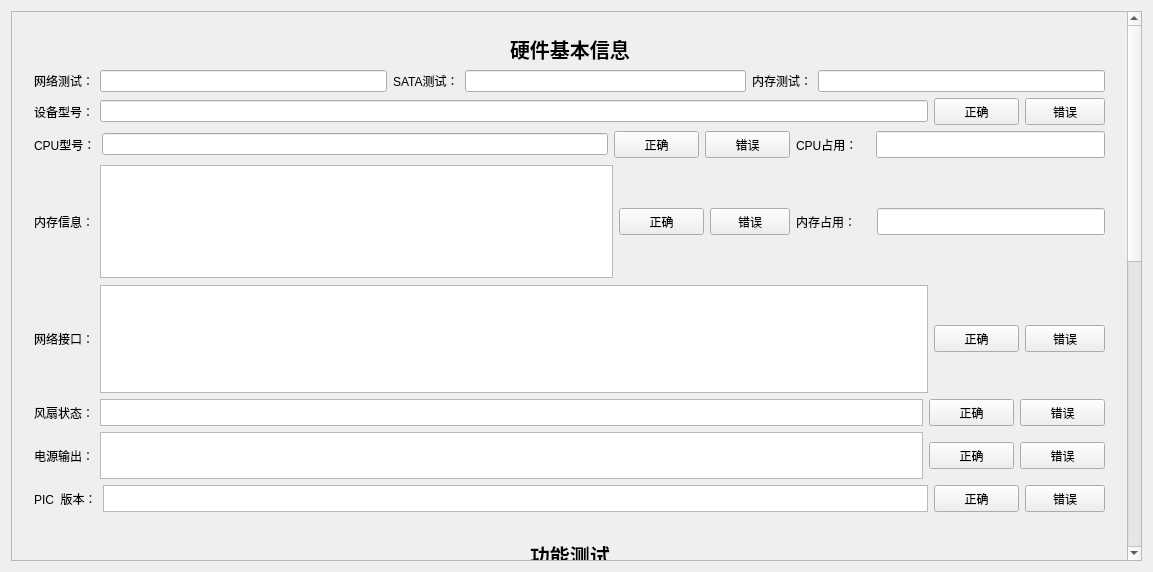
The window that jw-test-tool-new/widget.ui (github188/test) describes before a commit, drawn with Qt 5.
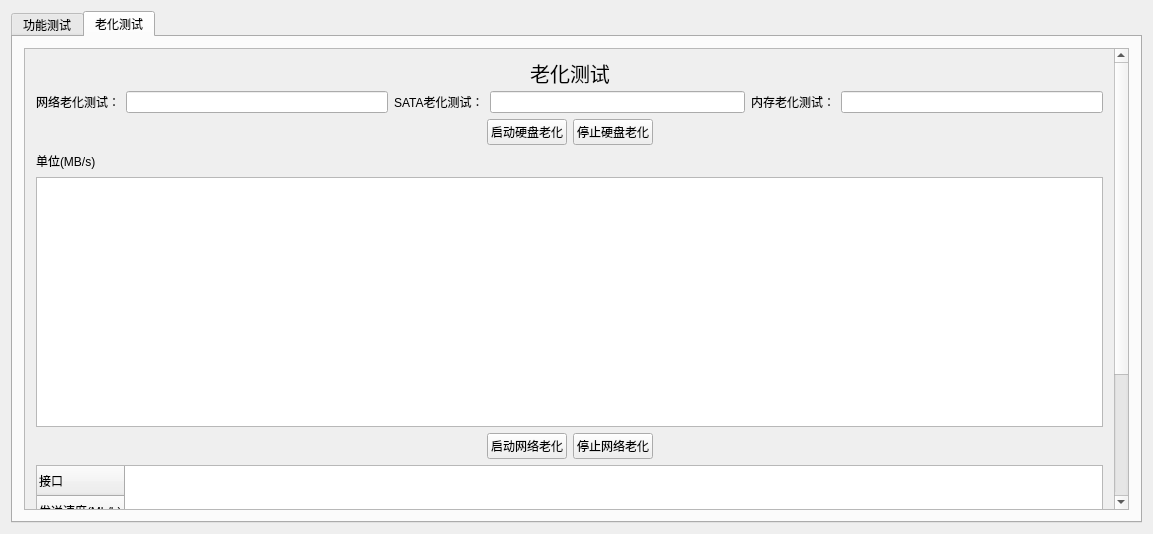
The same window after the commit. The open tabs and pages were chosen to show the change.

Commit message: 1.修改了磁盘深度测试的方式 2.为网络， 磁盘和内存添加了功能与老化的互斥判断 3.完成了磁盘，网络和内存的老化测试 4.修改了网络功能测试的实现方式 5.分别为磁盘，网络和内存的老化测试添加计时器 6.分别为磁盘，网络和内存的老化测试添加显示状态信息 7.添加了net_init脚本，用来在启动程序时初始化ip，启动nc监听， 启动iperf服   务端， 并记录程序启动之前的ip信息，在程序退出时回复以前的ip 8.添加了针对网络测试的，nc监听判断。

What changed in the file:
```diff
--- a/jw-test-tool-new/widget.ui
+++ b/jw-test-tool-new/widget.ui
@@ -7,7 +7,7 @@
     <x>0</x>
     <y>0</y>
     <width>1153</width>
-    <height>572</height>
+    <height>534</height>
    </rect>
   </property>
   <property name="minimumSize">
@@ -19,7 +19,17 @@
   <property name="windowTitle">
    <string>Widget</string>
   </property>
-  <layout class="QHBoxLayout" name="horizontalLayout_18">
+  <layout class="QVBoxLayout" name="verticalLayout_6">
+   <item>
+    <widget class="QTabWidget" name="tabWidget">
+     <property name="currentIndex">
+      <number>0</number>
+     </property>
+     <widget class="QWidget" name="tab">
+      <attribute name="title">
+       <string>功能测试</string>
+      </attribute>
+      <layout class="QVBoxLayout" name="verticalLayout_5">
    <item>
     <widget class="QScrollArea" name="scrollArea">
      <property name="verticalScrollBarPolicy">
@@ -32,12 +42,12 @@
       <property name="geometry">
        <rect>
         <x>0</x>
-        <y>-622</y>
-        <width>1117</width>
-        <height>1204</height>
-       </rect>
-      </property>
-      <layout class="QVBoxLayout" name="verticalLayout">
+            <y>0</y>
+            <width>1093</width>
+            <height>1224</height>
+           </rect>
+          </property>
+          <layout class="QVBoxLayout" name="verticalLayout_4">
        <item>
         <widget class="QWidget" name="widget" native="true">
          <property name="minimumSize">
@@ -730,7 +740,7 @@
          <property name="minimumSize">
           <size>
            <width>900</width>
-           <height>680</height>
+               <height>700</height>
           </size>
          </property>
          <layout class="QVBoxLayout" name="verticalLayout_3">
@@ -1420,6 +1430,426 @@
    </item>
   </layout>
  </widget>
+     <widget class="QWidget" name="tab_2">
+      <attribute name="title">
+       <string>老化测试</string>
+      </attribute>
+      <layout class="QVBoxLayout" name="verticalLayout_7">
+       <item>
+        <widget class="QScrollArea" name="scrollArea_2">
+         <property name="widgetResizable">
+          <bool>true</bool>
+         </property>
+         <widget class="QWidget" name="scrollAreaWidgetContents_2">
+          <property name="geometry">
+           <rect>
+            <x>0</x>
+            <y>0</y>
+            <width>1093</width>
+            <height>668</height>
+           </rect>
+          </property>
+          <layout class="QVBoxLayout" name="verticalLayout">
+           <item>
+            <layout class="QHBoxLayout" name="horizontalLayout_54">
+             <property name="sizeConstraint">
+              <enum>QLayout::SetMaximumSize</enum>
+             </property>
+             <item>
+              <spacer name="horizontalSpacer_16">
+               <property name="orientation">
+                <enum>Qt::Horizontal</enum>
+               </property>
+               <property name="sizeHint" stdset="0">
+                <size>
+                 <width>40</width>
+                 <height>20</height>
+                </size>
+               </property>
+              </spacer>
+             </item>
+             <item>
+              <widget class="QLabel" name="label_12">
+               <property name="minimumSize">
+                <size>
+                 <width>0</width>
+                 <height>25</height>
+                </size>
+               </property>
+               <property name="maximumSize">
+                <size>
+                 <width>16777215</width>
+                 <height>25</height>
+                </size>
+               </property>
+               <property name="font">
+                <font>
+                 <pointsize>15</pointsize>
+                </font>
+               </property>
+               <property name="text">
+                <string>老化测试</string>
+               </property>
+               <property name="alignment">
+                <set>Qt::AlignCenter</set>
+               </property>
+              </widget>
+             </item>
+             <item>
+              <spacer name="horizontalSpacer_17">
+               <property name="orientation">
+                <enum>Qt::Horizontal</enum>
+               </property>
+               <property name="sizeHint" stdset="0">
+                <size>
+                 <width>40</width>
+                 <height>20</height>
+                </size>
+               </property>
+              </spacer>
+             </item>
+            </layout>
+           </item>
+           <item>
+            <layout class="QHBoxLayout" name="horizontalLayout_60">
+             <item>
+              <layout class="QHBoxLayout" name="horizontalLayout_61">
+               <item>
+                <widget class="QLabel" name="label_23">
+                 <property name="enabled">
+                  <bool>true</bool>
+                 </property>
+                 <property name="text">
+                  <string>网络老化测试：</string>
+                 </property>
+                 <property name="buddy">
+                  <cstring>lineEdit</cstring>
+                 </property>
+                </widget>
+               </item>
+               <item>
+                <widget class="QLineEdit" name="lineEdit_9">
+                 <property name="enabled">
+                  <bool>true</bool>
+                 </property>
+                 <property name="readOnly">
+                  <bool>true</bool>
+                 </property>
+                </widget>
+               </item>
+              </layout>
+             </item>
+             <item>
+              <layout class="QHBoxLayout" name="horizontalLayout_62">
+               <item>
+                <widget class="QLabel" name="label_24">
+                 <property name="text">
+                  <string>SATA老化测试：</string>
+                 </property>
+                 <property name="buddy">
+                  <cstring>lineEdit</cstring>
+                 </property>
+                </widget>
+               </item>
+               <item>
+                <widget class="QLineEdit" name="lineEdit_10">
+                 <property name="enabled">
+                  <bool>true</bool>
+                 </property>
+                 <property name="readOnly">
+                  <bool>true</bool>
+                 </property>
+                </widget>
+               </item>
+              </layout>
+             </item>
+             <item>
+              <layout class="QHBoxLayout" name="horizontalLayout_63">
+               <item>
+                <widget class="QLabel" name="label_25">
+                 <property name="text">
+                  <string>内存老化测试：</string>
+                 </property>
+                 <property name="buddy">
+                  <cstring>lineEdit</cstring>
+                 </property>
+                </widget>
+               </item>
+               <item>
+                <widget class="QLineEdit" name="lineEdit_11">
+                 <property name="enabled">
+                  <bool>true</bool>
+                 </property>
+                 <property name="readOnly">
+                  <bool>true</bool>
+                 </property>
+                </widget>
+               </item>
+              </layout>
+             </item>
+            </layout>
+           </item>
+           <item>
+            <layout class="QHBoxLayout" name="horizontalLayout_55">
+             <item>
+              <spacer name="horizontalSpacer_18">
+               <property name="orientation">
+                <enum>Qt::Horizontal</enum>
+               </property>
+               <property name="sizeHint" stdset="0">
+                <size>
+                 <width>40</width>
+                 <height>20</height>
+                </size>
+               </property>
+              </spacer>
+             </item>
+             <item>
+              <layout class="QHBoxLayout" name="horizontalLayout_18">
+               <item>
+                <widget class="QPushButton" name="pushButton_19">
+                 <property name="text">
+                  <string>启动硬盘老化</string>
+                 </property>
+                </widget>
+               </item>
+               <item>
+                <widget class="QPushButton" name="pushButton_20">
+                 <property name="text">
+                  <string>停止硬盘老化</string>
+                 </property>
+                </widget>
+               </item>
+              </layout>
+             </item>
+             <item>
+              <spacer name="horizontalSpacer_19">
+               <property name="orientation">
+                <enum>Qt::Horizontal</enum>
+               </property>
+               <property name="sizeHint" stdset="0">
+                <size>
+                 <width>40</width>
+                 <height>20</height>
+                </size>
+               </property>
+              </spacer>
+             </item>
+            </layout>
+           </item>
+           <item>
+            <layout class="QHBoxLayout" name="horizontalLayout_58">
+             <item>
+              <widget class="QLabel" name="label_16">
+               <property name="minimumSize">
+                <size>
+                 <width>0</width>
+                 <height>20</height>
+                </size>
+               </property>
+               <property name="maximumSize">
+                <size>
+                 <width>16777215</width>
+                 <height>20</height>
+                </size>
+               </property>
+               <property name="text">
+                <string>单位(MB/s)</string>
+               </property>
+              </widget>
+             </item>
+             <item>
+              <spacer name="horizontalSpacer_24">
+               <property name="orientation">
+                <enum>Qt::Horizontal</enum>
+               </property>
+               <property name="sizeHint" stdset="0">
+                <size>
+                 <width>40</width>
+                 <height>20</height>
+                </size>
+               </property>
+              </spacer>
+             </item>
+            </layout>
+           </item>
+           <item>
+            <widget class="QTableWidget" name="tableWidget_3">
+             <property name="minimumSize">
+              <size>
+               <width>0</width>
+               <height>250</height>
+              </size>
+             </property>
+             <property name="maximumSize">
+              <size>
+               <width>16777215</width>
+               <height>250</height>
+              </size>
+             </property>
+             <attribute name="horizontalHeaderVisible">
+              <bool>false</bool>
+             </attribute>
+             <attribute name="verticalHeaderVisible">
+              <bool>false</bool>
+             </attribute>
+            </widget>
+           </item>
+           <item>
+            <layout class="QHBoxLayout" name="horizontalLayout_57">
+             <item>
+              <spacer name="horizontalSpacer_22">
+               <property name="orientation">
+                <enum>Qt::Horizontal</enum>
+               </property>
+               <property name="sizeHint" stdset="0">
+                <size>
+                 <width>40</width>
+                 <height>20</height>
+                </size>
+               </property>
+              </spacer>
+             </item>
+             <item>
+              <layout class="QHBoxLayout" name="horizontalLayout_52">
+               <item>
+                <widget class="QPushButton" name="pushButton_33">
+                 <property name="text">
+                  <string>启动网络老化</string>
+                 </property>
+                </widget>
+               </item>
+               <item>
+                <widget class="QPushButton" name="pushButton_34">
+                 <property name="text">
+                  <string>停止网络老化</string>
+                 </property>
+                </widget>
+               </item>
+              </layout>
+             </item>
+             <item>
+              <spacer name="horizontalSpacer_23">
+               <property name="orientation">
+                <enum>Qt::Horizontal</enum>
+               </property>
+               <property name="sizeHint" stdset="0">
+                <size>
+                 <width>40</width>
+                 <height>20</height>
+                </size>
+               </property>
+              </spacer>
+             </item>
+            </layout>
+           </item>
+           <item>
+            <widget class="QTableWidget" name="tableWidget_4">
+             <property name="minimumSize">
+              <size>
+               <width>0</width>
+               <height>150</height>
+              </size>
+             </property>
+             <property name="maximumSize">
+              <size>
+               <width>16777215</width>
+               <height>150</height>
+              </size>
+             </property>
+             <row>
+              <property name="text">
+               <string>接口</string>
+              </property>
+             </row>
+             <row>
+              <property name="text">
+               <string>发送速度(Mb/b)</string>
+              </property>
+             </row>
+             <row>
+              <property name="text">
+               <string>接收速度(Mb/b)</string>
+              </property>
+             </row>
+            </widget>
+           </item>
+           <item>
+            <layout class="QHBoxLayout" name="horizontalLayout_56">
+             <item>
+              <spacer name="horizontalSpacer_20">
+               <property name="orientation">
+                <enum>Qt::Horizontal</enum>
+               </property>
+               <property name="sizeHint" stdset="0">
+                <size>
+                 <width>40</width>
+                 <height>20</height>
+                </size>
+               </property>
+              </spacer>
+             </item>
+             <item>
+              <layout class="QHBoxLayout" name="horizontalLayout_53">
+               <item>
+                <widget class="QPushButton" name="pushButton_35">
+                 <property name="text">
+                  <string>启动内存老化</string>
+                 </property>
+                </widget>
+               </item>
+               <item>
+                <widget class="QPushButton" name="pushButton_36">
+                 <property name="text">
+                  <string>停止内存老化</string>
+                 </property>
+                </widget>
+               </item>
+              </layout>
+             </item>
+             <item>
+              <spacer name="horizontalSpacer_21">
+               <property name="orientation">
+                <enum>Qt::Horizontal</enum>
+               </property>
+               <property name="sizeHint" stdset="0">
+                <size>
+                 <width>40</width>
+                 <height>20</height>
+                </size>
+               </property>
+              </spacer>
+             </item>
+            </layout>
+           </item>
+           <item>
+            <layout class="QHBoxLayout" name="horizontalLayout_59">
+             <item>
+              <widget class="QLabel" name="label_19">
+               <property name="text">
+                <string>错误计数:</string>
+               </property>
+              </widget>
+             </item>
+             <item>
+              <widget class="QLineEdit" name="lineEdit_6">
+               <property name="readOnly">
+                <bool>true</bool>
+               </property>
+              </widget>
+             </item>
+            </layout>
+           </item>
+          </layout>
+         </widget>
+        </widget>
+       </item>
+      </layout>
+     </widget>
+    </widget>
+   </item>
+  </layout>
+ </widget>
  <layoutdefault spacing="6" margin="11"/>
  <resources/>
  <connections/>
```
Left out of the diff: 15 changed lines with no effect on the pictures. Lines whose indentation alone changed are shown as unchanged. The commit also changes 19 other files.
